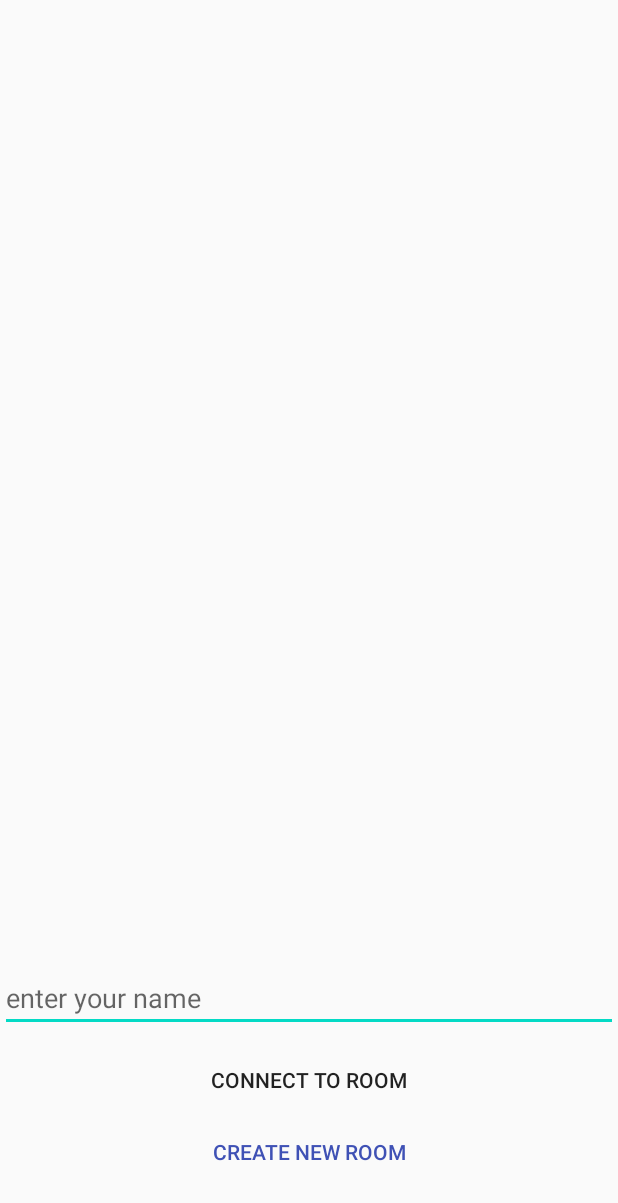
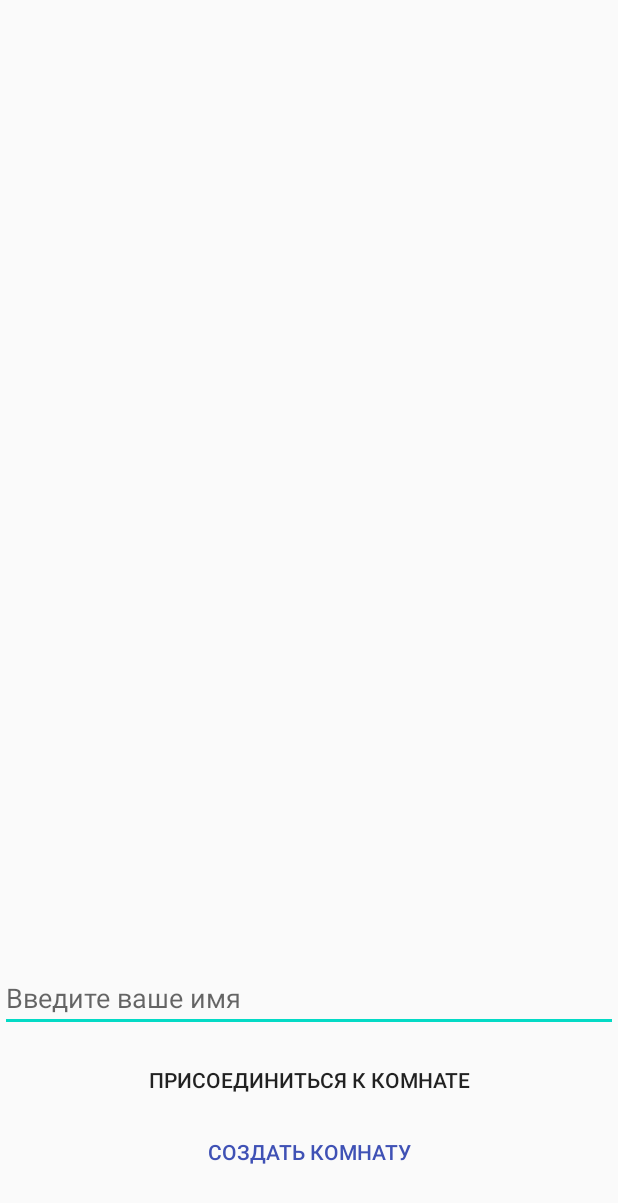
Before and after one commit to karvetskiy/alias-client, an Android app: the screen it shows after launch (MainActivity), on a phone screen of 412 x 824 dp. Shown: the top 1203 px of the screen. Run offline under Robolectric (Android 15) with nearby library versions, the phone set to English and light mode, and no system bars; our stand-ins replace ButterKnife, RxJava; libraries missing offline, so code that uses them is left out: com.grapesnberries.curllogger.

```diff
--- a/app/build.gradle
+++ b/app/build.gradle
@@ -9,7 +9,7 @@ android {
 
     defaultConfig {
         applicationId "com.example.alias_client"
-        minSdkVersion 26
+        minSdkVersion 23
         targetSdkVersion 29
         versionCode 1
         versionName "1.0"
--- a/app/src/main/AndroidManifest.xml
+++ b/app/src/main/AndroidManifest.xml
@@ -5,9 +5,9 @@
 
     <application
         android:allowBackup="true"
-        android:icon="@mipmap/ic_launcher"
+        android:icon="@drawable/logo"
         android:label="@string/app_name"
-        android:roundIcon="@mipmap/ic_launcher_round"
+        android:roundIcon="@drawable/logo"
         android:supportsRtl="true"
         android:theme="@style/AppTheme">
         <activity android:name=".RoomActivity" />
--- a/app/src/main/java/com/example/alias_client/data/User.kt
+++ b/app/src/main/java/com/example/alias_client/data/User.kt
@@ -5,6 +5,6 @@ import java.util.*
 
 class User {
     var userid = 0
-    var score: Int = 0
+    var score = 0
     var username = ""
 }
--- a/app/src/main/java/com/example/alias_client/net/Requests.kt
+++ b/app/src/main/java/com/example/alias_client/net/Requests.kt
@@ -31,9 +31,9 @@ interface Requests {
     fun nextUser(@Query("roomid")roomid: Int, @Query("userid")userid: Int):Observable<ResponseBody>
 
     @GET("updateOnServer")
-    fun update(@Query("roomid")roomid: Int, @Query("userid")userid: Int, @Query("score")score: Int):Observable<ResponseBody>
+    fun update(@Query("roomid")roomid: Int, @Query("userid")userid: Int, @Query("score")score: Int, @Query("username")username: String):Observable<ResponseBody>
 
     @GET("winner")
-    fun winner(@Query("roomid")roomid: Int):Observable<User>
+    fun winner(@Query("roomid")roomid: Int):Observable<Int>
 
 }
--- a/app/src/main/java/com/example/alias_client/net/RequestsI.kt
+++ b/app/src/main/java/com/example/alias_client/net/RequestsI.kt
@@ -14,7 +14,7 @@ interface RequestsI {
     fun getRoomState(roomid: Int):Observable<Room>
     fun getWord():Observable<String>
     fun nextUser(roomid: Int, userid: Int):Observable<ResponseBody>
-    fun update(roomid: Int, userid: Int, score: Int):Observable<ResponseBody>
-    fun winner(roomid: Int):Observable<User>
+    fun update(roomid: Int, userid: Int, score: Int, username: String):Observable<ResponseBody>
+    fun winner(roomid: Int):Observable<Int>
 
 }
--- a/app/src/main/java/com/example/alias_client/net/RequestsImpl.kt
+++ b/app/src/main/java/com/example/alias_client/net/RequestsImpl.kt
@@ -57,13 +57,13 @@ class RequestsImpl(): BaseRequest(), RequestsI {
             .subscribeOn(Schedulers.newThread())
             .observeOn(AndroidSchedulers.mainThread())
 
-    override fun update(roomid: Int, userid: Int, score: Int): Observable<ResponseBody> =
+    override fun update(roomid: Int, userid: Int, score: Int, username: String): Observable<ResponseBody> =
         getBnc()
-            .update(roomid, userid, score)
+            .update(roomid, userid, score, username)
             .subscribeOn(Schedulers.newThread())
             .observeOn(AndroidSchedulers.mainThread())
 
-    override fun winner(roomid: Int): Observable<User> =
+    override fun winner(roomid: Int): Observable<Int> =
         getBnc()
             .winner(roomid)
             .subscribeOn(Schedulers.newThread())
--- a/app/src/main/res/layout/activity_main.xml
+++ b/app/src/main/res/layout/activity_main.xml
@@ -13,7 +13,7 @@
         android:layout_height="wrap_content"
         android:layout_marginBottom="8dp"
         android:ems="10"
-        android:hint="enter your name"
+        android:hint="Введите ваше имя"
         android:inputType="textPersonName"
         app:layout_constraintBottom_toTopOf="@+id/etRoomNumber"
         app:layout_constraintEnd_toEndOf="parent"
@@ -40,7 +40,7 @@
         style="@android:style/Widget.Material.Button.Borderless"
         android:layout_width="match_parent"
         android:layout_height="wrap_content"
-        android:text="Connect to room"
+        android:text="Присоединиться к комнате"
         app:layout_constraintBottom_toTopOf="@+id/btCreateRoom"
         app:layout_constraintEnd_toEndOf="parent"
         app:layout_constraintStart_toStartOf="parent" />
@@ -48,10 +48,10 @@
     <Button
         android:id="@+id/btCreateRoom"
         style="@android:style/Widget.Material.Light.Button.Borderless"
-        android:layout_width="wrap_content"
+        android:layout_width="0dp"
         android:layout_height="wrap_content"
         android:layout_marginBottom="32dp"
-        android:text="Create New Room"
+        android:text="Создать комнату"
         android:textColor="#3F51B5"
         app:layout_constraintBottom_toBottomOf="parent"
         app:layout_constraintEnd_toEndOf="parent"
--- a/app/src/main/res/values/strings.xml
+++ b/app/src/main/res/values/strings.xml
@@ -1,6 +1,6 @@
 <resources>
     <string name="app_name">Alias</string>
-    <string name="room_number_hint">enter room ID</string>
+    <string name="room_number_hint">Введите ID комнаты</string>
     <string name="title_activity_test_test">TestTestActivity</string>
     <!-- Strings used for fragments for navigation -->
     <string name="first_fragment_label">First Fragment</string>
```
Also changed, not shown: app/src/main/java/com/example/alias_client/MainActivity.kt (+10 -5 lines), app/src/main/java/com/example/alias_client/RoomActivity.kt (+43 -13 lines), app/src/main/java/com/example/alias_client/net/Converter.kt (+15 -16 lines), app/src/main/res/layout/activity_room.xml (+9 -9 lines), app/src/main/res/drawable-v24/logo.png (added).
